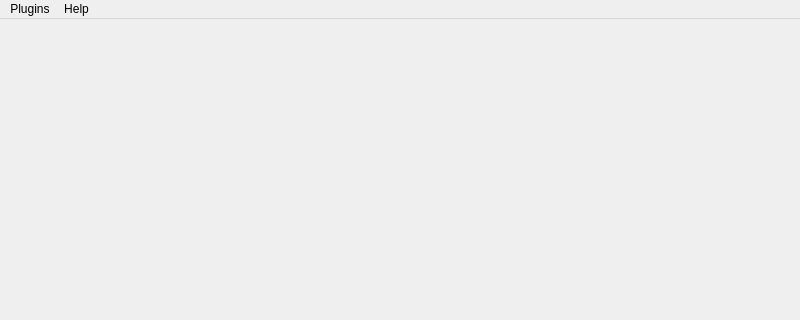
Qt form samples/extensibleUIs/ExtensibleUIs.ui (coral-framework/coral-qt) before a commit; both pictures show x 0 to 800 and y 0 to 320 of the 800 by 600 pixel window.
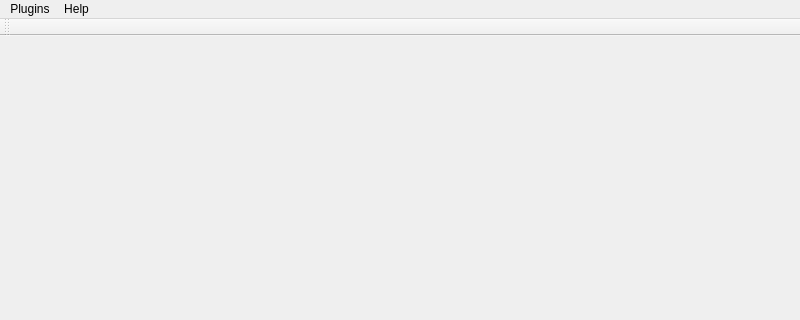
The same form after that commit. Icons and pictures are not drawn.

Diff of the .ui file:
```diff
--- a/samples/extensibleUIs/ExtensibleUIs.ui
+++ b/samples/extensibleUIs/ExtensibleUIs.ui
@@ -42,6 +42,17 @@
    <addaction name="menuHelp"/>
   </widget>
   <widget class="QStatusBar" name="statusbar"/>
+  <widget class="QToolBar" name="toolbar">
+   <property name="windowTitle">
+    <string>toolBar</string>
+   </property>
+   <attribute name="toolBarArea">
+    <enum>TopToolBarArea</enum>
+   </attribute>
+   <attribute name="toolBarBreak">
+    <bool>false</bool>
+   </attribute>
+  </widget>
   <action name="actionExtendingUI">
    <property name="text">
     <string>Extending UI...</string>
```
